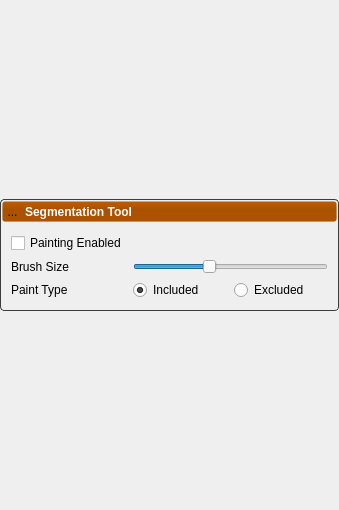
Above: Studio/Data/SegmentationToolPanel.ui from SCIInstitute/ShapeWorks before the change. Below: the same form after it.
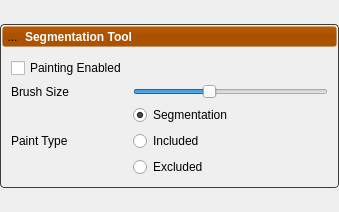
That is the form after the change. Icons and pictures are not drawn. Custom widgets are drawn as their Qt base class.

What changed in the file:
```diff
--- a/Studio/Data/SegmentationToolPanel.ui
+++ b/Studio/Data/SegmentationToolPanel.ui
@@ -7,7 +7,7 @@
     <x>0</x>
     <y>0</y>
     <width>339</width>
-    <height>510</height>
+    <height>212</height>
    </rect>
   </property>
   <property name="sizePolicy">
@@ -204,8 +204,15 @@
       <item>
        <widget class="QWidget" name="content" native="true">
         <layout class="QGridLayout" name="gridLayout">
-         <item row="1" column="1" colspan="2">
-          <widget class="CustomSlider" name="ffc_brush_size_">
+         <item row="0" column="0">
+          <widget class="QCheckBox" name="painting_active_">
+           <property name="text">
+            <string>Painting Enabled</string>
+           </property>
+          </widget>
+         </item>
+         <item row="1" column="1" colspan="3">
+          <widget class="CustomSlider" name="brush_size_">
            <property name="minimum">
             <number>5</number>
            </property>
@@ -220,30 +227,6 @@
            </property>
           </widget>
          </item>
-         <item row="2" column="1">
-          <widget class="QRadioButton" name="ffc_included_mode_">
-           <property name="text">
-            <string>Included</string>
-           </property>
-           <property name="checked">
-            <bool>true</bool>
-           </property>
-          </widget>
-         </item>
-         <item row="0" column="0">
-          <widget class="QCheckBox" name="painting_active_">
-           <property name="text">
-            <string>Painting Enabled</string>
-           </property>
-          </widget>
-         </item>
-         <item row="2" column="0">
-          <widget class="QLabel" name="label_7">
-           <property name="text">
-            <string>Paint Type</string>
-           </property>
-          </widget>
-         </item>
          <item row="1" column="0">
           <widget class="QLabel" name="label_6">
            <property name="text">
@@ -251,8 +234,28 @@
            </property>
           </widget>
          </item>
-         <item row="2" column="2">
-          <widget class="QRadioButton" name="ffc_excluded_mode_">
+         <item row="2" column="1">
+          <widget class="QRadioButton" name="segmentation_mode_">
+           <property name="text">
+            <string>Segmentation</string>
+           </property>
+           <property name="checked">
+            <bool>true</bool>
+           </property>
+          </widget>
+         </item>
+         <item row="3" column="1">
+          <widget class="QRadioButton" name="included_mode_">
+           <property name="text">
+            <string>Included</string>
+           </property>
+           <property name="checked">
+            <bool>false</bool>
+           </property>
+          </widget>
+         </item>
+         <item row="4" column="1">
+          <widget class="QRadioButton" name="excluded_mode_">
            <property name="text">
             <string>Excluded</string>
            </property>
@@ -261,6 +264,13 @@
            </property>
           </widget>
          </item>
+         <item row="2" column="0" rowspan="3">
+          <widget class="QLabel" name="label_7">
+           <property name="text">
+            <string>Paint Type</string>
+           </property>
+          </widget>
+         </item>
         </layout>
        </widget>
       </item>
```
